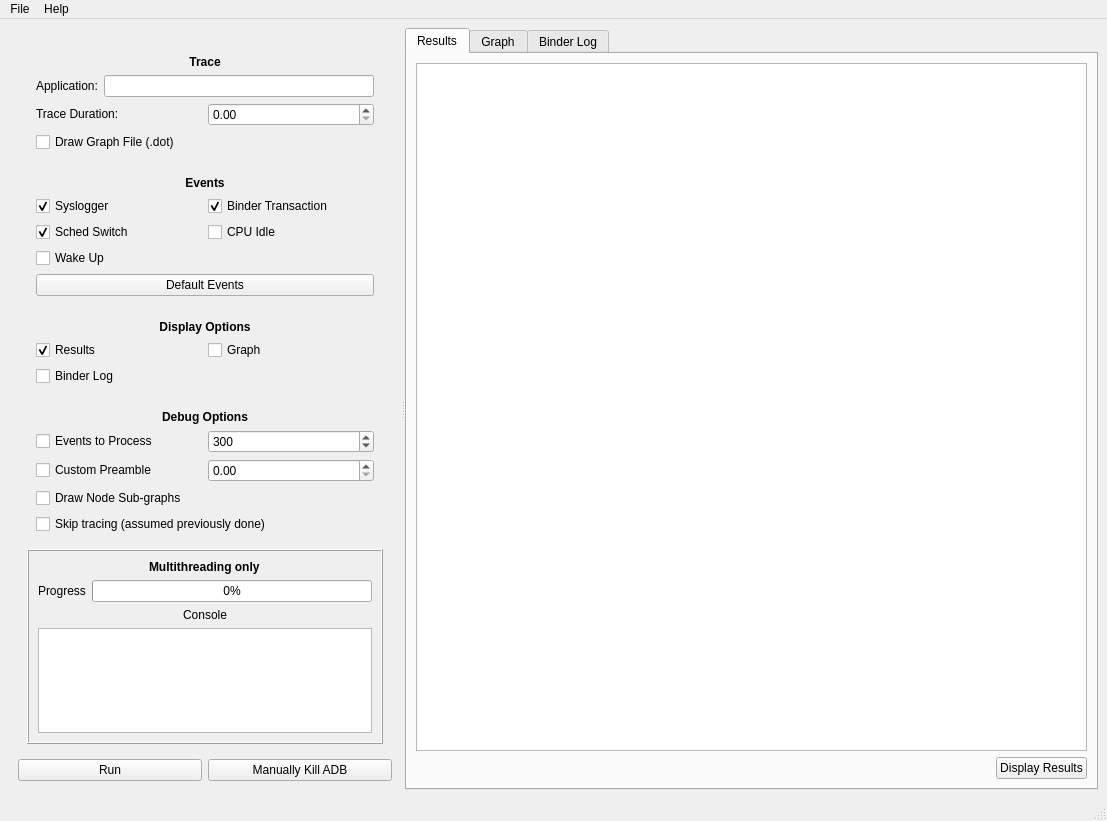
This is UI/MainInterface.ui in alxhoff/BrezeFlow as Qt 5 draws it before an edit. The edited form follows.
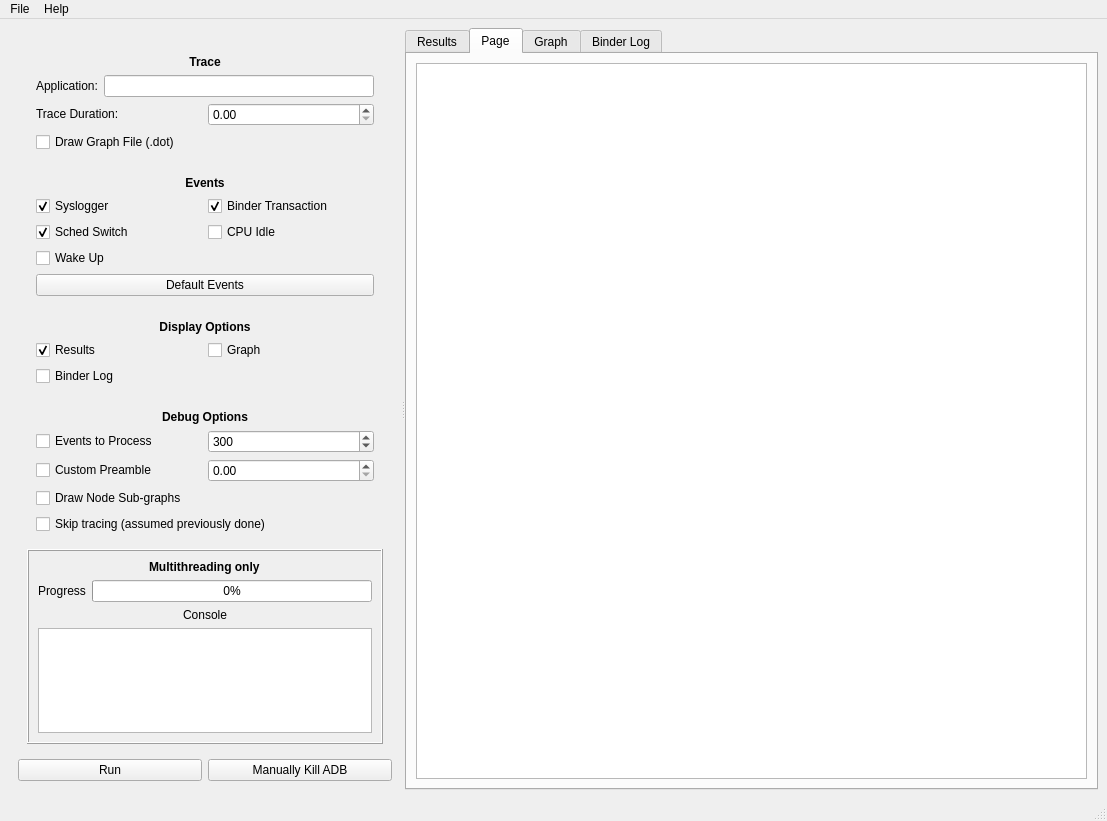
This is the edited form. Icons and pictures are not drawn.

Commit message: Added thread name to optimizations output

```diff
--- a/UI/MainInterface.ui
+++ b/UI/MainInterface.ui
@@ -511,7 +511,7 @@
         </sizepolicy>
        </property>
        <property name="currentIndex">
-        <number>0</number>
+        <number>1</number>
        </property>
        <widget class="QWidget" name="tabResults">
         <attribute name="title">
@@ -534,6 +534,16 @@
          </item>
         </layout>
        </widget>
+       <widget class="QWidget" name="tab">
+        <attribute name="title">
+         <string>Page</string>
+        </attribute>
+        <layout class="QVBoxLayout" name="verticalLayout_10">
+         <item>
+          <widget class="QTableWidget" name="tableWidgetOptimizations"/>
+         </item>
+        </layout>
+       </widget>
        <widget class="QWidget" name="tabGraph">
         <attribute name="title">
          <string>Graph</string>
```
Left out of the diff: 4 changed lines with no effect on the pictures. The commit also changes 1 other file.
